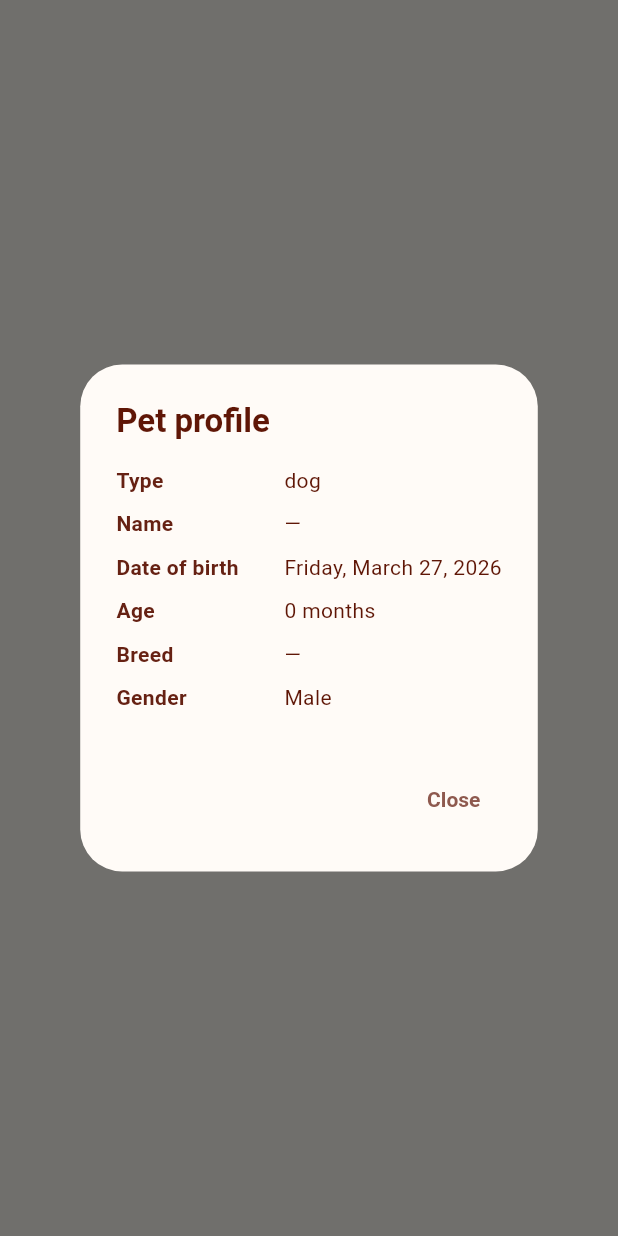
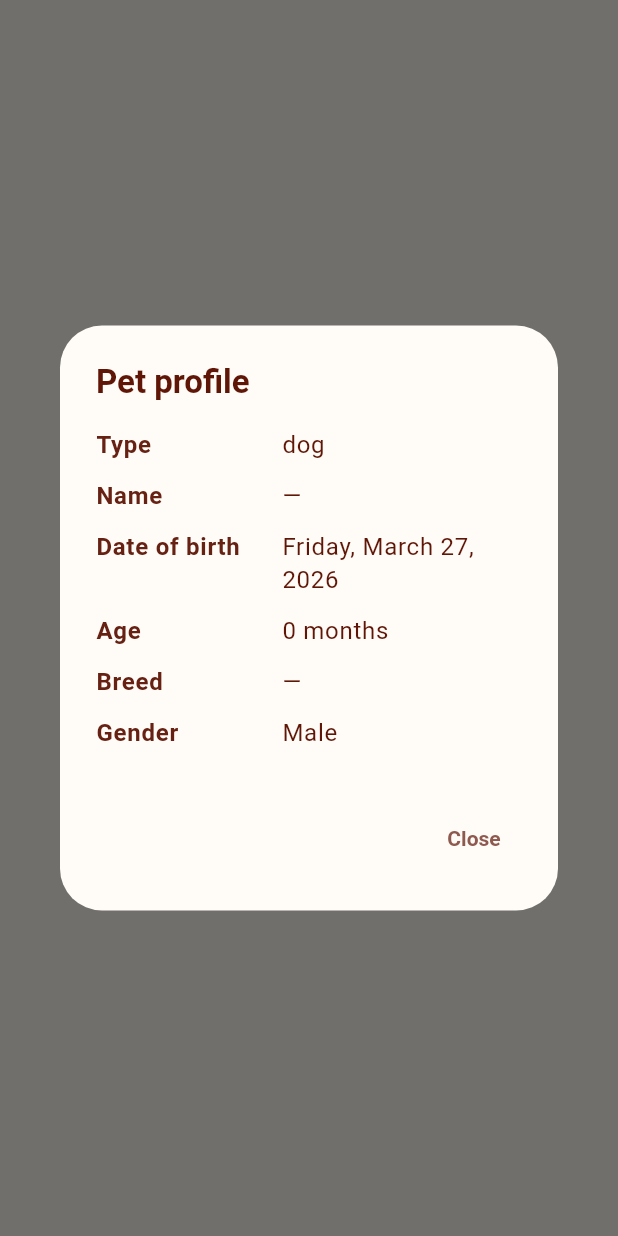
Before and after one commit to msgtobala/adaptive_commerce, a Flutter app: what showPetProfileDialog() shows on an empty page, opened directly with empty values, on a phone screen of 412 x 824 dp. Run offline on Flutter 3.47's test engine with Material 3 defaults, Android fonts, the phone set to English and light mode, and no system bars; our stand-ins replace cloud_firestore, firebase_ai, firebase_core, firebase_storage, flutter_riverpod, go_router and 2 more; missing offline and left inert: genui, genui_firebase_ai, json_schema_builder; accounts and stored records are empty; Roboto replaces fonts that are missing (Alegreya Sans).

```diff
--- a/lib/core/widgets/pet_profile_dialog.dart
+++ b/lib/core/widgets/pet_profile_dialog.dart
@@ -26,8 +26,9 @@ void showPetProfileDialog(BuildContext context, PetProfile profile) {
           child: isEmpty
               ? Text(
                   AppStrings.petProfileEmpty,
-                  style: Theme.of(ctx).textTheme.bodyMedium?.copyWith(
+                  style: Theme.of(ctx).textTheme.bodyLarge?.copyWith(
                         color: AppColors.deepBrown,
+                        height: 1.4,
                       ),
                 )
               : _PetProfileBody(profile: profile),
@@ -79,25 +80,27 @@ class _PetProfileBody extends StatelessWidget {
 
   Widget _line(BuildContext context, String label, String value) {
     return Padding(
-      padding: const EdgeInsets.only(bottom: 10),
+      padding: const EdgeInsets.only(bottom: 12),
       child: Row(
         crossAxisAlignment: CrossAxisAlignment.start,
         children: [
           SizedBox(
-            width: 112,
+            width: 124,
             child: Text(
               label,
-              style: Theme.of(context).textTheme.bodyMedium?.copyWith(
+              style: Theme.of(context).textTheme.bodyLarge?.copyWith(
                     color: AppColors.deepBrown,
                     fontWeight: FontWeight.w600,
+                    height: 1.4,
                   ),
             ),
           ),
           Expanded(
             child: Text(
               value,
-              style: Theme.of(context).textTheme.bodyMedium?.copyWith(
+              style: Theme.of(context).textTheme.bodyLarge?.copyWith(
                     color: AppColors.headline,
+                    height: 1.4,
                   ),
             ),
           ),
```
Also changed, not shown: lib/features/food/catalog/food_catalog.dart (+14 -6 lines), lib/features/onboarding/catalog/onboarding_catalog.dart (+23 -15 lines), lib/features/toys/toys_page.dart (+11 -2 lines), lib/features/vet/vet_page.dart (+10 -4 lines).
